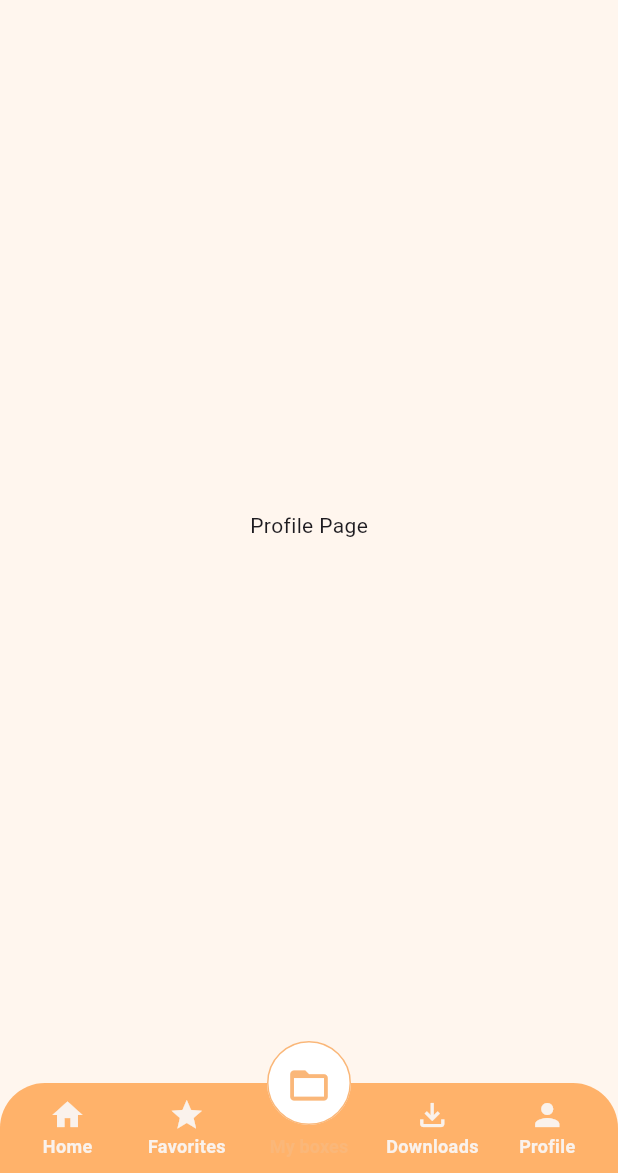
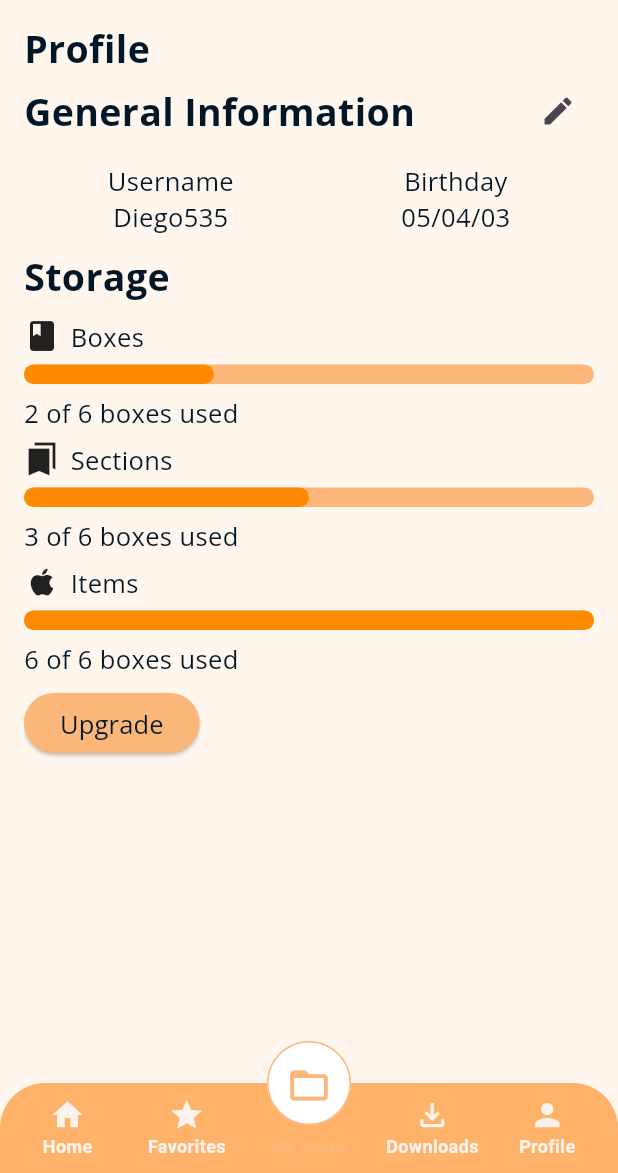
Before and after one commit to Squirrel-s-Box/SquirrelsBox-Frontend-Mobile-New, a Flutter app: the SkeletonAppWidget screen opened directly with empty values, item 4 of the bottom bar chosen, on a phone screen of 412 x 824 dp, the part 63-1236 px from its top. Run offline on Flutter 3.47's test engine with Material 3 defaults, Android fonts, the phone set to English and light mode, and no system bars; drawn by our look-alikes of auto_size_text; our stand-ins replace bloc, camera, convert, dio, equatable, flutter_bloc and 6 more; missing offline and left inert: encrypt, pointycastle; accounts and stored records are empty.

Commit message:
Profile, settings y tu flaca

```diff
--- a/lib/config/router/app_router.dart
+++ b/lib/config/router/app_router.dart
@@ -1,16 +1,15 @@
 import 'package:camera/camera.dart';
 import 'package:flutter_bloc/flutter_bloc.dart';
 import 'package:go_router/go_router.dart';
+import 'package:squirrels_box_2/features/settings/presentation/pages/settings_page.dart';
 
 import '../../features/authentication/presentation/pages/sign_up_page.dart';
 import '../../features/widgets/app_widgets.dart';
 import '../../features/screens.dart';
 import '../../features/util/logger/app_logger.dart';
 
-
-final appRouter = GoRouter(
-  initialLocation: '/authentication',
-  routes: <RouteBase>[
+final appRouter =
+    GoRouter(initialLocation: '/authentication', routes: <RouteBase>[
   ShellRoute(
       builder: (context, state, child) {
         return SkeletonAppWidget(child: child);
@@ -70,14 +69,18 @@ final appRouter = GoRouter(
               builder: (context, state) => const ProfilePage(),
             ),
             GoRoute(
+              name: 'settings',
+              path: 'settings',
+              builder: (context, state) => const SettingsPage(),
+            ),
+            GoRoute(
               name: 'downloads',
               path: 'downloads',
               builder: (context, state) => const DownloadsPage(),
             ),
           ],
         ), // End Home
-      ]
-    ),
+      ]),
   GoRoute(
     name: 'authentication',
     path: '/authentication',
@@ -97,8 +100,7 @@ final appRouter = GoRouter(
         itemId: state.pathParameters['itemId']!,
         itemName: state.uri.queryParameters['itemName']!,
         sectionName: state.uri.queryParameters['sectionName']!,
-          boxName: state.uri.queryParameters['boxName']!
-      ),
+        boxName: state.uri.queryParameters['boxName']!),
   ),
   GoRoute(
     name: 'camera',
@@ -107,12 +109,12 @@ final appRouter = GoRouter(
       camera: state.extra as CameraDescription,
     ),
   ),
-  ]
-);
+]);
 
 class RouterCubit extends Cubit<GoRouter> {
   final CameraDescription camera;
-  RouterCubit({required this.camera}):super(appRouter);
+
+  RouterCubit({required this.camera}) : super(appRouter);
 
   void goBack() => state.pop();
 
@@ -136,11 +138,14 @@ class RouterCubit extends Cubit<GoRouter> {
     state.goNamed('authentication');
   }
 
+  void goSettings(){
+    state.goNamed('settings');
+  }
+
   Future<String?> goCamera() async {
     try {
       final String? value = await state.pushNamed('camera', extra: camera);
       return value;
-
     } catch (e) {
       AppLogger.error('Error to obtain return value: $e');
       return null;
@@ -158,36 +163,32 @@ class RouterCubit extends Cubit<GoRouter> {
   void goSections(String boxId, String boxName) {
     state.goNamed('sections',
         pathParameters: {'boxId': boxId},
-      queryParameters: {'boxName': boxName}
-    );
+        queryParameters: {'boxName': boxName});
   }
 
   void goItems(String sectionId, String sectionName) {
-    state.goNamed('items',
-      pathParameters: {
-        'boxId': state.routerDelegate.currentConfiguration.pathParameters['boxId']!,
+    state.goNamed('items', pathParameters: {
+      'boxId':
+          state.routerDelegate.currentConfiguration.pathParameters['boxId']!,
       'sectionId': sectionId
-      },
-      queryParameters: {
-        'boxName': state.routerDelegate.currentConfiguration.uri.queryParameters['boxName']!,
+    }, queryParameters: {
+      'boxName': state
+          .routerDelegate.currentConfiguration.uri.queryParameters['boxName']!,
       'sectionName': sectionName
-      }
-    );
+    });
   }
 
   void goItemSpecifications(String itemId, String itemName) {
-    state.pushNamed('item',
-        pathParameters: {
+    state.pushNamed('item', pathParameters: {
       //'boxId': state.routerDelegate.currentConfiguration.pathParameters['boxId']!,
       //'sectionId': state.routerDelegate.currentConfiguration.pathParameters['sectionId']!,
       'itemId': itemId,
-        },
-        queryParameters: {
-          'boxName': state.routerDelegate.currentConfiguration.uri.queryParameters['boxName']!,
-          'sectionName': state.routerDelegate.currentConfiguration.uri.queryParameters['sectionName']!,
+    }, queryParameters: {
+      'boxName': state
+          .routerDelegate.currentConfiguration.uri.queryParameters['boxName']!,
+      'sectionName': state.routerDelegate.currentConfiguration.uri
+          .queryParameters['sectionName']!,
       'itemName': itemName,
+    });
   }
-    );
 }
-
-}
--- a/lib/features/profile/presentation/pages/profile_page.dart
+++ b/lib/features/profile/presentation/pages/profile_page.dart
@@ -1,12 +1,66 @@
 import 'package:flutter/cupertino.dart';
+import 'package:flutter/material.dart';
+import 'package:flutter_bloc/flutter_bloc.dart';
+import 'package:squirrels_box_2/config/router/app_router.dart';
+import 'package:squirrels_box_2/config/theme/colors.dart';
+import 'package:squirrels_box_2/features/profile/presentation/widgets/storage_widget.dart';
+import 'package:squirrels_box_2/features/widgets/app_widgets.dart';
 
 class ProfilePage extends StatelessWidget {
   const ProfilePage({super.key});
 
   @override
   Widget build(BuildContext context) {
-    return const Center(
-      child: Text('Profile Page'),
+    final appRouter = context.read<RouterCubit>();
+    return SingleChildScrollView(
+      child: Column(
+        crossAxisAlignment: CrossAxisAlignment.start,
+        children: [
+          const PrincipalTitle(title: "Profile"),
+          Row(mainAxisAlignment: MainAxisAlignment.spaceBetween, children: [
+            const PrincipalTitle(title: "General Information"),
+            IconButton(onPressed: () {}, icon: const Icon(Icons.edit))
+          ]),
+          const SizedBox(height: 10),
+          const Row(
+            mainAxisAlignment: MainAxisAlignment.spaceAround,
+            children: [
+              Column(
+                children: [
+                  NormalText(title: "Username"),
+                  NormalText(title: "Diego535")
+                ],
+              ),
+              Column(
+                children: [
+                  NormalText(title: "Birthday"),
+                  NormalText(title: "05/04/03")
+                ],
+              )
+            ],
+          ),
+          const SizedBox(height: 10),
+          const PrincipalTitle(title: "Storage"),
+          const SizedBox(height: 10),
+          const StorageWidget(
+              name: "Boxes", icon: Icons.book, boxesTotals: 6, boxesUsed: 2),
+          const SizedBox(height: 7),
+          const StorageWidget(
+              name: "Sections",
+              icon: Icons.bookmarks_sharp,
+              boxesTotals: 6,
+              boxesUsed: 3),
+          const SizedBox(height: 7),
+          const StorageWidget(
+              name: "Items", icon: Icons.apple, boxesTotals: 6, boxesUsed: 6),
+          const SizedBox(height: 7),
+          ElevatedButton(
+              style: ElevatedButton.styleFrom(
+                backgroundColor: AppColors.midOrange,
+              ),
+              onPressed: () {}, child: const NormalText(title: "Upgrade"))
+        ],
+      ),
     );
   }
 }
--- /dev/null
+++ b/lib/features/profile/presentation/widgets/storage_widget.dart
@@ -0,0 +1,53 @@
+import 'package:flutter/material.dart';
+import 'package:squirrels_box_2/config/theme/colors.dart';
+import 'package:squirrels_box_2/features/widgets/app_widgets.dart';
+
+class StorageWidget extends StatelessWidget {
+  final String name;
+  final IconData icon;
+  final int boxesUsed;
+  final int boxesTotals;
+
+  const StorageWidget(
+      {super.key,
+      required this.name,
+      required this.icon,
+      required this.boxesTotals,
+      required this.boxesUsed});
+
+  @override
+  Widget build(BuildContext context) {
+    return Column(
+      crossAxisAlignment: CrossAxisAlignment.start,
+      children: [
+        Row(
+          children: [
+            Icon(icon),
+            const SizedBox(width: 7),
+            NormalText(title: name)
+          ],
+        ),
+        Container(
+          alignment: Alignment.centerLeft,
+          width: double.infinity,
+          margin: const EdgeInsetsDirectional.symmetric(vertical: 7),
+          height: 13,
+          decoration: BoxDecoration(
+            color: AppColors.midOrange,
+            borderRadius: BorderRadius.circular(30)
+          ),
+          child: FractionallySizedBox(
+            widthFactor: ((boxesUsed * 100) / boxesTotals)/100,
+            child: Container(
+              decoration: BoxDecoration(
+                  color: AppColors.strongOrange,
+                  borderRadius: BorderRadius.circular(30)
+              ),
+            ),
+          ),
+        ),
+        NormalText(title: "$boxesUsed of $boxesTotals boxes used")
+      ],
+    );
+  }
+}
--- a/lib/features/widgets/skeleton/skeleton_app_widget.dart
+++ b/lib/features/widgets/skeleton/skeleton_app_widget.dart
@@ -27,7 +27,7 @@ class SkeletonAppWidget extends StatelessWidget {
           ? null
           : AppBar(
             title: const Text("Squirrel's Box"),
-            actions: actionsWidgets(appRouter.getRouteName()),
+            actions: actionsWidgets(appRouter.getRouteName(), appRouter),
           ),
       body: Container(
         margin: const EdgeInsets.only(bottom: 35),
@@ -45,7 +45,7 @@ class SkeletonAppWidget extends StatelessWidget {
     );
   }
 
-  List<Widget> actionsWidgets(String currentScreen) {
+  List<Widget> actionsWidgets(String currentScreen, RouterCubit appRouter) {
     Map<String, List<Map<IconData, Function>>> screenActions = {
       'home': [
         {Icons.extension_rounded: () => print('Extension action')},
@@ -68,6 +68,10 @@ class SkeletonAppWidget extends StatelessWidget {
         {Icons.search: () => print('Search action')},
         {Icons.filter_alt_rounded: () => print('Filter action')},
       ],
+      'profile':[
+        {Icons.notifications : ()=> print("xd")},
+        {Icons.settings : ()=> appRouter.goSettings()},
+      ]
     };
 
     return screenActions[currentScreen]?.map((actionMap) {
```
Also changed, not shown: lib/features/settings/presentation/pages/settings_page.dart (added, +87 -0 lines), pubspec.lock, 2 other files. Lines whose indentation alone changed are shown as unchanged.
